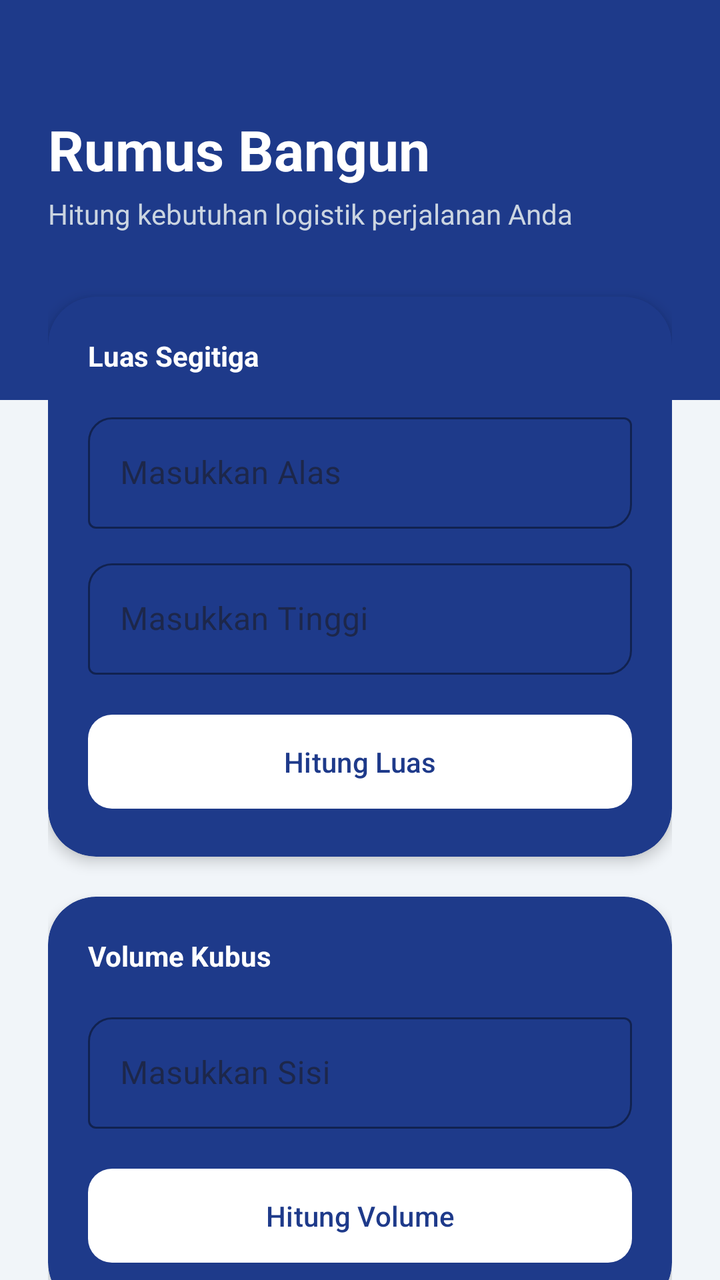
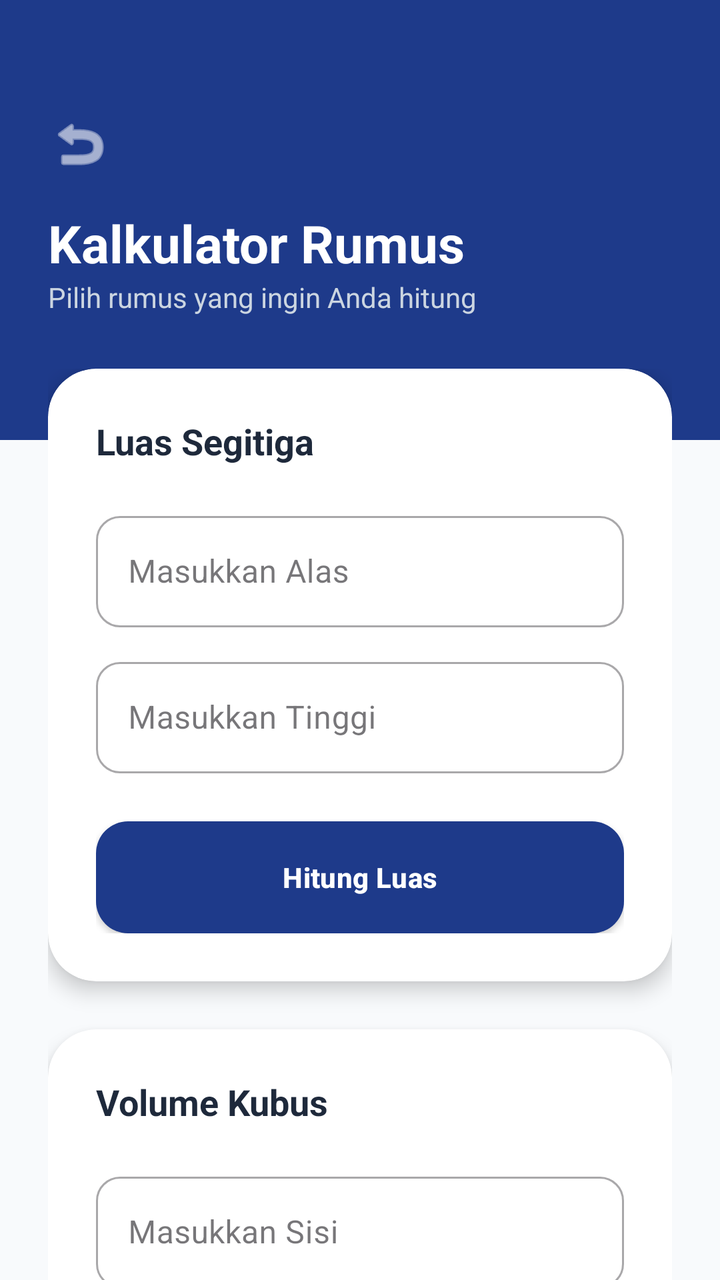

Before-and-after screenshots of an Android layout around one commit, followed by the original layout XML and the change that was made.
<!-- AndroidManifest.xml: application theme Theme.ProjectMobile -->
<!-- res/layout/activity_rumus.xml -->
<?xml version="1.0" encoding="utf-8"?>
<androidx.constraintlayout.widget.ConstraintLayout
    xmlns:android="http://schemas.android.com/apk/res/android"
    xmlns:app="http://schemas.android.com/apk/res-auto"
    android:id="@+id/main"
    android:layout_width="match_parent"
    android:layout_height="match_parent"
    android:background="#F1F5F9">

    
    <View
        android:layout_width="match_parent"
        android:layout_height="200dp"
        android:background="@color/blue_pcr"
        app:layout_constraintTop_toTopOf="parent"/>

    <androidx.core.widget.NestedScrollView
        android:layout_width="match_parent"
        android:layout_height="match_parent"
        android:fillViewport="true">

        <LinearLayout
            android:layout_width="match_parent"
            android:layout_height="wrap_content"
            android:orientation="vertical"
            android:padding="24dp">

            <TextView
                android:id="@+id/tvJudulHalaman"
                android:layout_width="wrap_content"
                android:layout_height="wrap_content"
                android:layout_marginTop="32dp"
                android:text="Rumus Bangun"
                android:textColor="#FFFFFF"
                android:textSize="28sp"
                android:textStyle="bold" />

            <TextView
                android:id="@+id/tvDeskripsiHalaman"
                android:layout_width="match_parent"
                android:layout_height="wrap_content"
                android:layout_marginTop="4dp"
                android:text="Hitung kebutuhan logistik perjalanan Anda"
                android:textColor="#CBD5E1"
                android:textSize="14sp" />

            
            <com.google.android.material.card.MaterialCardView
                android:layout_width="match_parent"
                android:layout_height="wrap_content"
                android:layout_marginTop="32dp"
                app:cardBackgroundColor="@color/blue_pcr"
                app:cardCornerRadius="24dp"
                app:cardElevation="4dp"
                app:strokeWidth="0dp">

                <LinearLayout
                    android:layout_width="match_parent"
                    android:layout_height="wrap_content"
                    android:orientation="vertical"
                    android:padding="20dp">

                    <TextView
                        android:layout_width="wrap_content"
                        android:layout_height="wrap_content"
                        android:text="Luas Segitiga"
                        android:textColor="#FFFFFF"
                        android:textStyle="bold" />

                    <com.google.android.material.textfield.TextInputLayout
                        style="@style/Widget.MaterialComponents.TextInputLayout.OutlinedBox"
                        android:layout_width="match_parent"
                        android:layout_height="wrap_content"
                        android:layout_marginTop="16dp"
                        android:hint="Masukkan Alas"
                        app:hintTextColor="#E0F7FA"
                        app:boxStrokeColor="#FFFFFF"
                        app:boxCornerRadiusTopStart="12dp"
                        app:boxCornerRadiusBottomEnd="12dp"
                        app:placeholderTextColor="#E0F7FA"
                        app:boxStrokeWidth="1dp">

                        <com.google.android.material.textfield.TextInputEditText
                            android:id="@+id/etAlas"
                            android:layout_width="match_parent"
                            android:layout_height="wrap_content"
                            android:inputType="numberDecimal"
                            android:textColor="#FFFFFF" />
                    </com.google.android.material.textfield.TextInputLayout>

                    <com.google.android.material.textfield.TextInputLayout
                        style="@style/Widget.MaterialComponents.TextInputLayout.OutlinedBox"
                        android:layout_width="match_parent"
                        android:layout_height="wrap_content"
                        android:layout_marginTop="12dp"
                        android:hint="Masukkan Tinggi"
                        app:hintTextColor="#E0F7FA"
                        app:boxStrokeColor="#FFFFFF"
                        app:boxCornerRadiusTopStart="12dp"
                        app:boxCornerRadiusBottomEnd="12dp"
                        app:boxStrokeWidth="1dp">

                        <com.google.android.material.textfield.TextInputEditText
                            android:id="@+id/etTinggi"
                            android:layout_width="match_parent"
                            android:layout_height="wrap_content"
                            android:inputType="numberDecimal"
                            android:textColor="#FFFFFF" />
                    </com.google.android.material.textfield.TextInputLayout>

                    <com.google.android.material.button.MaterialButton
                        android:id="@+id/btnSegitiga"
                        android:layout_width="match_parent"
                        android:layout_height="55dp"
                        android:layout_marginTop="16dp"
                        android:text="Hitung Luas"
                        android:textAllCaps="false"
                        android:textColor="@color/blue_pcr"
                        app:backgroundTint="#FFFFFF"
                        app:cornerRadius="12dp" />
                </LinearLayout>
            </com.google.android.material.card.MaterialCardView>

            
            <com.google.android.material.card.MaterialCardView
                android:layout_width="match_parent"
                android:layout_height="wrap_content"
                android:layout_marginTop="20dp"
                app:cardBackgroundColor="@color/blue_pcr"
                app:cardCornerRadius="24dp"
                app:cardElevation="4dp"
                app:strokeWidth="0dp">

                <LinearLayout
                    android:layout_width="match_parent"
                    android:layout_height="wrap_content"
                    android:orientation="vertical"
                    android:padding="20dp">

                    <TextView
                        android:layout_width="wrap_content"
                        android:layout_height="wrap_content"
                        android:text="Volume Kubus"
                        android:textColor="#FFFFFF"
                        android:textStyle="bold" />

                    <com.google.android.material.textfield.TextInputLayout
                        style="@style/Widget.MaterialComponents.TextInputLayout.OutlinedBox"
                        android:layout_width="match_parent"
                        android:layout_height="wrap_content"
                        android:layout_marginTop="16dp"
                        android:hint="Masukkan Sisi"
                        app:hintTextColor="#E0F7FA"
                        app:boxStrokeColor="#FFFFFF"
                        app:boxCornerRadiusTopStart="12dp"
                        app:boxCornerRadiusBottomEnd="12dp"
                        app:boxStrokeWidth="1dp">

                        <com.google.android.material.textfield.TextInputEditText
                            android:id="@+id/etSisi"
                            android:layout_width="match_parent"
                            android:layout_height="wrap_content"
                            android:inputType="numberDecimal"
                            android:textColor="#FFFFFF" />
                    </com.google.android.material.textfield.TextInputLayout>

                    <com.google.android.material.button.MaterialButton
                        android:id="@+id/btnKubus"
                        android:layout_width="match_parent"
                        android:layout_height="55dp"
                        android:layout_marginTop="16dp"
                        android:text="Hitung Volume"
                        android:textAllCaps="false"
                        android:textColor="@color/blue_pcr"
                        app:backgroundTint="#FFFFFF"
                        app:cornerRadius="12dp" />
                </LinearLayout>
            </com.google.android.material.card.MaterialCardView>

            
            <com.google.android.material.card.MaterialCardView
                android:layout_width="match_parent"
                android:layout_height="wrap_content"
                android:layout_marginTop="24dp"
                android:layout_marginBottom="40dp"
                app:cardBackgroundColor="#E0F7FA"
                app:cardCornerRadius="24dp"
                app:cardElevation="0dp">

                <TextView
                    android:id="@+id/tvHasil"
                    android:layout_width="match_parent"
                    android:layout_height="wrap_content"
                    android:padding="24dp"
                    android:text="Hasil perhitungan akan muncul di sini"
                    android:textAlignment="center"
                    android:textColor="@color/blue_pcr"
                    android:textSize="18sp"
                    android:textStyle="bold" />
            </com.google.android.material.card.MaterialCardView>

        </LinearLayout>
    </androidx.core.widget.NestedScrollView>

</androidx.constraintlayout.widget.ConstraintLayout>
<!-- resources referenced by this layout -->
<resources>
  <color name="blue_pcr">#1E3A8A</color>
  <style name="Theme.ProjectMobile" parent="Base.Theme.ProjectMobile" />
  <style name="Base.Theme.ProjectMobile" parent="Theme.Material3.DayNight.NoActionBar">
          
          
      </style>
</resources>

<!-- the commit's change to res/layout/activity_rumus.xml (unified diff, before → after) -->
@@ -5,19 +5,61 @@
     android:id="@+id/main"
     android:layout_width="match_parent"
     android:layout_height="match_parent"
-    android:background="#F1F5F9">
-
-    
+    android:background="#F8FAFC">
+
     <View
+        android:id="@+id/rumusHeader"
         android:layout_width="match_parent"
-        android:layout_height="200dp"
+        android:layout_height="220dp"
         android:background="@color/blue_pcr"
         app:layout_constraintTop_toTopOf="parent"/>
 
+    <ImageButton
+        android:id="@+id/btnBack"
+        android:layout_width="48dp"
+        android:layout_height="48dp"
+        android:layout_marginStart="16dp"
+        android:layout_marginTop="48dp"
+        android:background="?attr/selectableItemBackgroundBorderless"
+        android:src="@android:drawable/ic_menu_revert"
+        android:contentDescription="Kembali"
+        app:layout_constraintStart_toStartOf="parent"
+        app:layout_constraintTop_toTopOf="parent"
+        app:tint="#FFFFFF" />
+
+    <TextView
+        android:id="@+id/tvJudulHalaman"
+        android:layout_width="wrap_content"
+        android:layout_height="wrap_content"
+        android:text="Kalkulator Rumus"
+        android:textColor="#FFFFFF"
+        android:textSize="26sp"
+        android:textStyle="bold"
+        android:layout_marginStart="24dp"
+        android:layout_marginTop="8dp"
+        app:layout_constraintTop_toBottomOf="@id/btnBack"
+        app:layout_constraintStart_toStartOf="parent"/>
+
+    <TextView
+        android:id="@+id/tvDeskripsiHalaman"
+        android:layout_width="0dp"
+        android:layout_height="wrap_content"
+        android:layout_marginEnd="24dp"
+        android:text="Pilih rumus yang ingin Anda hitung"
+        android:textColor="#CBD5E1"
+        android:textSize="14sp"
+        app:layout_constraintTop_toBottomOf="@id/tvJudulHalaman"
+        app:layout_constraintStart_toStartOf="@id/tvJudulHalaman"
+        app:layout_constraintEnd_toEndOf="parent"/>
+
     <androidx.core.widget.NestedScrollView
         android:layout_width="match_parent"
-        android:layout_height="match_parent"
-        android:fillViewport="true">
+        android:layout_height="0dp"
+        android:clipToPadding="false"
+        android:paddingBottom="32dp"
+        app:layout_constraintTop_toBottomOf="@id/rumusHeader"
+        app:layout_constraintBottom_toBottomOf="parent"
+        android:layout_marginTop="-60dp">
 
         <LinearLayout
             android:layout_width="match_parent"
@@ -25,180 +67,172 @@
             android:orientation="vertical"
             android:padding="24dp">
 
-            <TextView
-                android:id="@+id/tvJudulHalaman"
-                android:layout_width="wrap_content"
-                android:layout_height="wrap_content"
-                android:layout_marginTop="32dp"
-                android:text="Rumus Bangun"
-                android:textColor="#FFFFFF"
-                android:textSize="28sp"
-                android:textStyle="bold" />
-
-            <TextView
-                android:id="@+id/tvDeskripsiHalaman"
+            <com.google.android.material.card.MaterialCardView
                 android:layout_width="match_parent"
                 android:layout_height="wrap_content"
-                android:layout_marginTop="4dp"
-                android:text="Hitung kebutuhan logistik perjalanan Anda"
-                android:textColor="#CBD5E1"
-                android:textSize="14sp" />
-
-            
+                app:cardBackgroundColor="@color/white"
+                app:cardCornerRadius="24dp"
+                app:cardElevation="6dp"
+                app:strokeWidth="0dp">
+
+                <LinearLayout
+                    android:layout_width="match_parent"
+                    android:layout_height="wrap_content"
+                    android:orientation="vertical"
+                    android:padding="24dp">
+
+                    <TextView
+                        android:layout_width="wrap_content"
+                        android:layout_height="wrap_content"
+                        android:text="Luas Segitiga"
+                        android:textColor="#1E293B"
+                        android:textSize="18sp"
+                        android:textStyle="bold"
+                        android:layout_marginBottom="20dp"/>
+
+                    <com.google.android.material.textfield.TextInputLayout
+                        style="@style/Widget.MaterialComponents.TextInputLayout.OutlinedBox"
+                        android:layout_width="match_parent"
+                        android:layout_height="wrap_content"
+                        android:hint="Masukkan Alas"
+                        app:boxCornerRadiusTopStart="12dp"
+                        app:boxCornerRadiusTopEnd="12dp"
+                        app:boxCornerRadiusBottomStart="12dp"
+                        app:boxCornerRadiusBottomEnd="12dp">
+
+                        <com.google.android.material.textfield.TextInputEditText
+                            android:id="@+id/etAlas"
+                            android:layout_width="match_parent"
+                            android:layout_height="wrap_content"
+                            android:inputType="numberDecimal" />
+                    </com.google.android.material.textfield.TextInputLayout>
+
+                    <com.google.android.material.textfield.TextInputLayout
+                        style="@style/Widget.MaterialComponents.TextInputLayout.OutlinedBox"
+                        android:layout_width="match_parent"
+                        android:layout_height="wrap_content"
+                        android:layout_marginTop="12dp"
+                        android:hint="Masukkan Tinggi"
+                        app:boxCornerRadiusTopStart="12dp"
+                        app:boxCornerRadiusTopEnd="12dp"
+                        app:boxCornerRadiusBottomStart="12dp"
+                        app:boxCornerRadiusBottomEnd="12dp">
+
+                        <com.google.android.material.textfield.TextInputEditText
+                            android:id="@+id/etTinggi"
+                            android:layout_width="match_parent"
+                            android:layout_height="wrap_content"
+                            android:inputType="numberDecimal" />
+                    </com.google.android.material.textfield.TextInputLayout>
+
+                    <com.google.android.material.button.MaterialButton
+                        android:id="@+id/btnSegitiga"
+                        android:layout_width="match_parent"
+                        android:layout_height="56dp"
+                        android:layout_marginTop="24dp"
+                        android:text="Hitung Luas"
+                        android:textStyle="bold"
+                        app:cornerRadius="16dp"
+                        app:backgroundTint="@color/blue_pcr"
+                        app:elevation="4dp"
+                        android:textAllCaps="false"/>
+                </LinearLayout>
+            </com.google.android.material.card.MaterialCardView>
+
+            <com.google.android.material.card.MaterialCardView
+                android:layout_width="match_parent"
+                android:layout_height="wrap_content"
+                android:layout_marginTop="24dp"
+                app:cardBackgroundColor="@color/white"
+                app:cardCornerRadius="24dp"
+                app:cardElevation="6dp"
+                app:strokeWidth="0dp">
+
+                <LinearLayout
+                    android:layout_width="match_parent"
+                    android:layout_height="wrap_content"
+                    android:orientation="vertical"
+                    android:padding="24dp">
+
+                    <TextView
+                        android:layout_width="wrap_content"
+                        android:layout_height="wrap_content"
+                        android:text="Volume Kubus"
+                        android:textColor="#1E293B"
+                        android:textSize="18sp"
+                        android:textStyle="bold"
+                        android:layout_marginBottom="20dp"/>
+
+                    <com.google.android.material.textfield.TextInputLayout
+                        style="@style/Widget.MaterialComponents.TextInputLayout.OutlinedBox"
+                        android:layout_width="match_parent"
+                        android:layout_height="wrap_content"
+                        android:hint="Masukkan Sisi"
+                        app:boxCornerRadiusTopStart="12dp"
+                        app:boxCornerRadiusTopEnd="12dp"
+                        app:boxCornerRadiusBottomStart="12dp"
+                        app:boxCornerRadiusBottomEnd="12dp">
+
+                        <com.google.android.material.textfield.TextInputEditText
+                            android:id="@+id/etSisi"
+                            android:layout_width="match_parent"
+                            android:layout_height="wrap_content"
+                            android:inputType="numberDecimal" />
+                    </com.google.android.material.textfield.TextInputLayout>
+
+                    <com.google.android.material.button.MaterialButton
+                        android:id="@+id/btnKubus"
+                        android:layout_width="match_parent"
+                        android:layout_height="56dp"
+                        android:layout_marginTop="24dp"
+                        android:text="Hitung Volume"
+                        android:textStyle="bold"
+                        app:cornerRadius="16dp"
+                        app:backgroundTint="@color/blue_pcr"
+                        app:elevation="4dp"
+                        android:textAllCaps="false" />
+                </LinearLayout>
+            </com.google.android.material.card.MaterialCardView>
+
             <com.google.android.material.card.MaterialCardView
                 android:layout_width="match_parent"
                 android:layout_height="wrap_content"
                 android:layout_marginTop="32dp"
-                app:cardBackgroundColor="@color/blue_pcr"
+                app:cardBackgroundColor="@color/white"
                 app:cardCornerRadius="24dp"
-                app:cardElevation="4dp"
-                app:strokeWidth="0dp">
+                app:cardElevation="2dp"
+                app:strokeColor="#E2E8F0"
+                app:strokeWidth="1dp">
 
                 <LinearLayout
                     android:layout_width="match_parent"
                     android:layout_height="wrap_content"
                     android:orientation="vertical"
-                    android:padding="20dp">
+                    android:padding="24dp"
+                    android:gravity="center">
 
                     <TextView
                         android:layout_width="wrap_content"
                         android:layout_height="wrap_content"
-                        android:text="Luas Segitiga"
-                        android:textColor="#FFFFFF"
+                        android:text="Hasil Perhitungan"
+                        android:textColor="#64748B"
+                        android:textSize="14sp"
+                        android:textAllCaps="true"
+                        android:letterSpacing="0.1"
+                        android:layout_marginBottom="8dp"/>
+
+                    <TextView
+                        android:id="@+id/tvHasil"
+                        android:layout_width="match_parent"
+                        android:layout_height="wrap_content"
+                        android:text="0.0"
+                        android:textAlignment="center"
+                        android:textColor="@color/blue_pcr"
+                        android:textSize="32sp"
                         android:textStyle="bold" />
-
-                    <com.google.android.material.textfield.TextInputLayout
-                        style="@style/Widget.MaterialComponents.TextInputLayout.OutlinedBox"
-                        android:layout_width="match_parent"
-                        android:layout_height="wrap_content"
-                        android:layout_marginTop="16dp"
-                        android:hint="Masukkan Alas"
-                        app:hintTextColor="#E0F7FA"
-                        app:boxStrokeColor="#FFFFFF"
-                        app:boxCornerRadiusTopStart="12dp"
-                        app:boxCornerRadiusBottomEnd="12dp"
-                        app:placeholderTextColor="#E0F7FA"
-                        app:boxStrokeWidth="1dp">
-
-                        <com.google.android.material.textfield.TextInputEditText
-                            android:id="@+id/etAlas"
-                            android:layout_width="match_parent"
-                            android:layout_height="wrap_content"
-                            android:inputType="numberDecimal"
-                            android:textColor="#FFFFFF" />
-                    </com.google.android.material.textfield.TextInputLayout>
-
-                    <com.google.android.material.textfield.TextInputLayout
-                        style="@style/Widget.MaterialComponents.TextInputLayout.OutlinedBox"
-                        android:layout_width="match_parent"
-                        android:layout_height="wrap_content"
-                        android:layout_marginTop="12dp"
-                        android:hint="Masukkan Tinggi"
-                        app:hintTextColor="#E0F7FA"
-                        app:boxStrokeColor="#FFFFFF"
-                        app:boxCornerRadiusTopStart="12dp"
-                        app:boxCornerRadiusBottomEnd="12dp"
-                        app:boxStrokeWidth="1dp">
-
-                        <com.google.android.material.textfield.TextInputEditText
-                            android:id="@+id/etTinggi"
-                            android:layout_width="match_parent"
-                            android:layout_height="wrap_content"
-                            android:inputType="numberDecimal"
-                            android:textColor="#FFFFFF" />
-                    </com.google.android.material.textfield.TextInputLayout>
-
-                    <com.google.android.material.button.MaterialButton
-                        android:id="@+id/btnSegitiga"
-                        android:layout_width="match_parent"
-                        android:layout_height="55dp"
-                        android:layout_marginTop="16dp"
-                        android:text="Hitung Luas"
-                        android:textAllCaps="false"
-                        android:textColor="@color/blue_pcr"
-                        app:backgroundTint="#FFFFFF"
-                        app:cornerRadius="12dp" />
                 </LinearLayout>
             </com.google.android.material.card.MaterialCardView>
 
-            
-            <com.google.android.material.card.MaterialCardView
-                android:layout_width="match_parent"
-                android:layout_height="wrap_content"
-                android:layout_marginTop="20dp"
-                app:cardBackgroundColor="@color/blue_pcr"
-                app:cardCornerRadius="24dp"
-                app:cardElevation="4dp"
-                app:strokeWidth="0dp">
-
-                <LinearLayout
-                    android:layout_width="match_parent"
-                    android:layout_height="wrap_content"
-                    android:orientation="vertical"
-                    android:padding="20dp">
-
-                    <TextView
-                        android:layout_width="wrap_content"
-                        android:layout_height="wrap_content"
-                        android:text="Volume Kubus"
-                        android:textColor="#FFFFFF"
-                        android:textStyle="bold" />
-
-                    <com.google.android.material.textfield.TextInputLayout
-                        style="@style/Widget.MaterialComponents.TextInputLayout.OutlinedBox"
-                        android:layout_width="match_parent"
-                        android:layout_height="wrap_content"
-                        android:layout_marginTop="16dp"
-                        android:hint="Masukkan Sisi"
-                        app:hintTextColor="#E0F7FA"
-                        app:boxStrokeColor="#FFFFFF"
-                        app:boxCornerRadiusTopStart="12dp"
-                        app:boxCornerRadiusBottomEnd="12dp"
-                        app:boxStrokeWidth="1dp">
-
-                        <com.google.android.material.textfield.TextInputEditText
-                            android:id="@+id/etSisi"
-                            android:layout_width="match_parent"
-                            android:layout_height="wrap_content"
-                            android:inputType="numberDecimal"
-                            android:textColor="#FFFFFF" />
-                    </com.google.android.material.textfield.TextInputLayout>
-
-                    <com.google.android.material.button.MaterialButton
-                        android:id="@+id/btnKubus"
-                        android:layout_width="match_parent"
-                        android:layout_height="55dp"
-                        android:layout_marginTop="16dp"
-                        android:text="Hitung Volume"
-                        android:textAllCaps="false"
-                        android:textColor="@color/blue_pcr"
-                        app:backgroundTint="#FFFFFF"
-                        app:cornerRadius="12dp" />
-                </LinearLayout>
-            </com.google.android.material.card.MaterialCardView>
-
-            
-            <com.google.android.material.card.MaterialCardView
-                android:layout_width="match_parent"
-                android:layout_height="wrap_content"
-                android:layout_marginTop="24dp"
-                android:layout_marginBottom="40dp"
-                app:cardBackgroundColor="#E0F7FA"
-                app:cardCornerRadius="24dp"
-                app:cardElevation="0dp">
-
-                <TextView
-                    android:id="@+id/tvHasil"
-                    android:layout_width="match_parent"
-                    android:layout_height="wrap_content"
-                    android:padding="24dp"
-                    android:text="Hasil perhitungan akan muncul di sini"
-                    android:textAlignment="center"
-                    android:textColor="@color/blue_pcr"
-                    android:textSize="18sp"
-                    android:textStyle="bold" />
-            </com.google.android.material.card.MaterialCardView>
-
         </LinearLayout>
     </androidx.core.widget.NestedScrollView>
 
<!-- resource entries referenced after the edit -->
@@ -1,10 +1,22 @@
 <!-- resources referenced by this layout -->
 <resources>
   <color name="blue_pcr">#1E3A8A</color>
-  <style name="Theme.ProjectMobile" parent="Base.Theme.ProjectMobile" />
+  <color name="white">#FFFFFFFF</color>
+  <style name="Theme.ProjectMobile" parent="Base.Theme.ProjectMobile">
+          <item name="materialButtonStyle">@style/Widget.App.Button</item>
+      </style>
   <style name="Base.Theme.ProjectMobile" parent="Theme.Material3.DayNight.NoActionBar">
           
           
       </style>
+  <style name="Widget.App.Button" parent="Widget.MaterialComponents.Button">
+          <item name="android:textAllCaps">false</item>
+          <item name="android:insetTop">0dp</item>
+          <item name="android:insetBottom">0dp</item>
+          <item name="android:textStyle">bold</item>
+          <item name="android:letterSpacing">0.01</item>
+          <item name="cornerRadius">28dp</item>
+          <item name="elevation">4dp</item>
+      </style>
 </resources>
 
